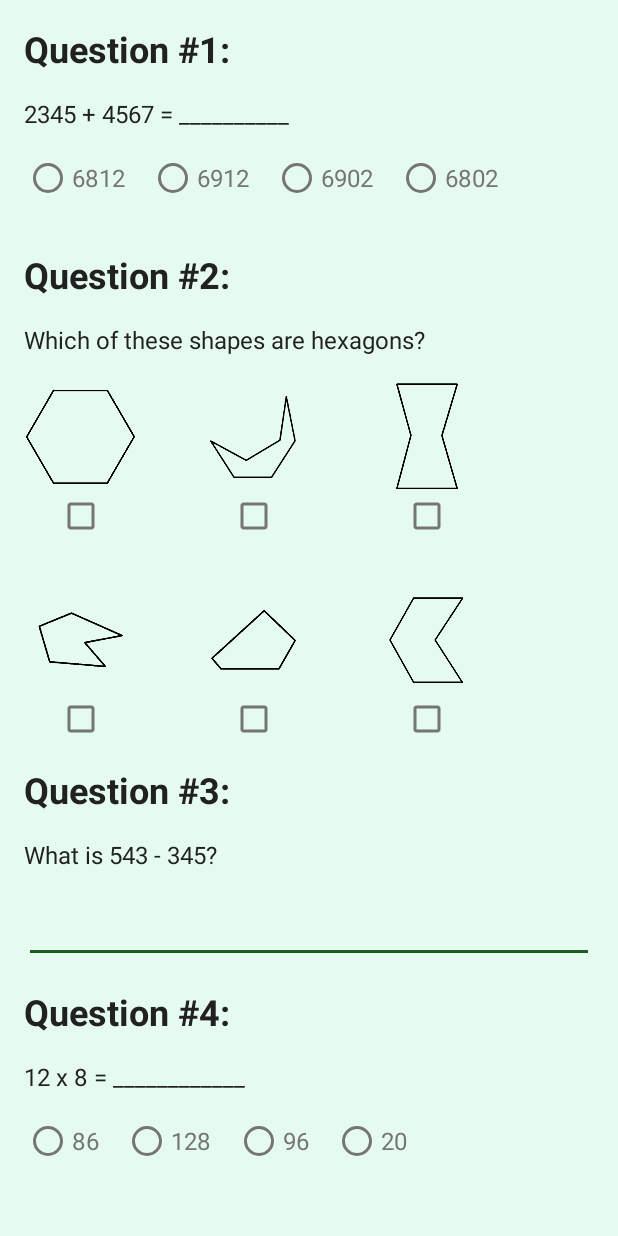
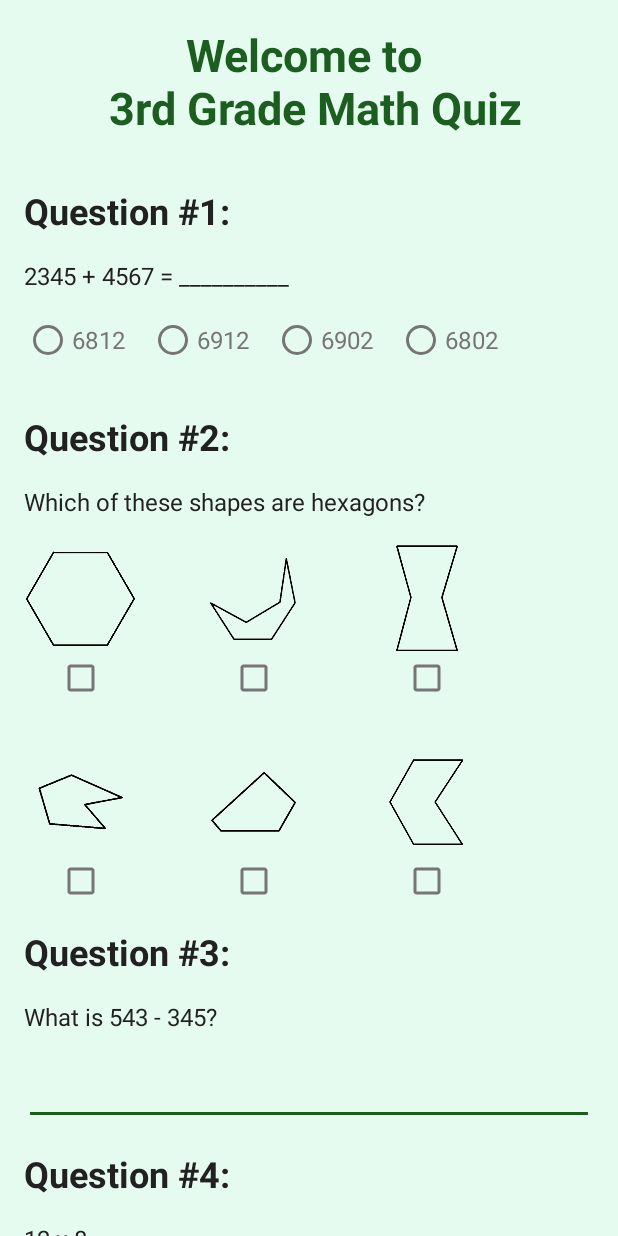
Before and after one commit to KirkB1693/MathQuizProject, an Android app: the screen it shows after launch (MainActivity), on a phone screen of 412 x 824 dp. Run offline under Robolectric (Android 15) with nearby library versions, the phone set to English and light mode, and no system bars.

Commit message:
Updated with title

```diff
--- a/app/src/main/res/layout/activity_main.xml
+++ b/app/src/main/res/layout/activity_main.xml
@@ -11,6 +11,13 @@ tools:context="com.example.android.mathquizproject.MainActivity">
     android:layout_height="wrap_content"
     android:background="@color/background"
     android:orientation="vertical">
+
+    <TextView
+        style="@style/MainTitle"
+        android:layout_width="match_parent"
+        android:layout_height="wrap_content"
+        android:text="@string/main_title"
+        android:gravity="center"/>
 
     <TextView
         style="@style/QuestionHeader"
--- a/app/src/main/res/values/strings.xml
+++ b/app/src/main/res/values/strings.xml
@@ -24,4 +24,5 @@
     <string name="shape_3">Shape 3</string>
     <string name="shape_2">Shape 2</string>
     <string name="shape_1">Shape 1</string>
+    <string name="main_title">Welcome to \n 3rd Grade Math Quiz</string>
 </resources>
--- a/app/src/main/res/values/styles.xml
+++ b/app/src/main/res/values/styles.xml
@@ -25,6 +25,13 @@
     </style>
 
 
+    <style name="MainTitle">
+        <item name="android:textSize">30sp</item>
+        <item name="android:textColor">#1B5E20</item>
+        <item name="android:textStyle">bold</item>
+        <item name="android:layout_margin">16dp</item>
+    </style>
+
     <style name="QuestionHeader">
         <item name="android:textSize">24sp</item>
         <item name="android:textColor">#212121</item>
```
